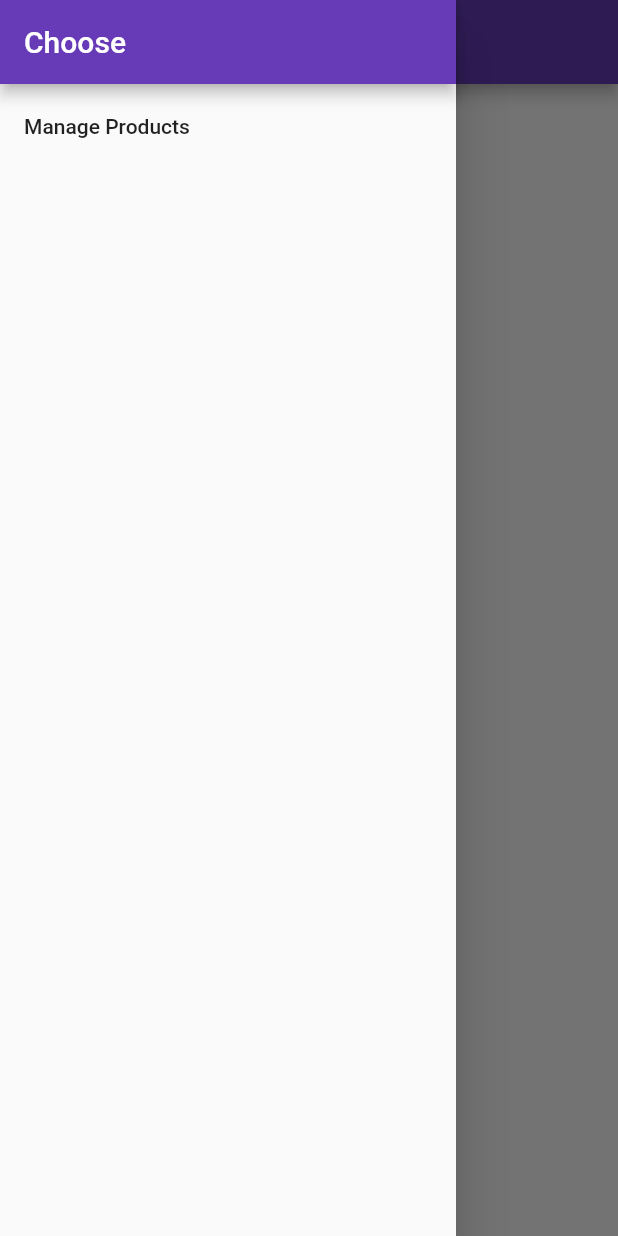
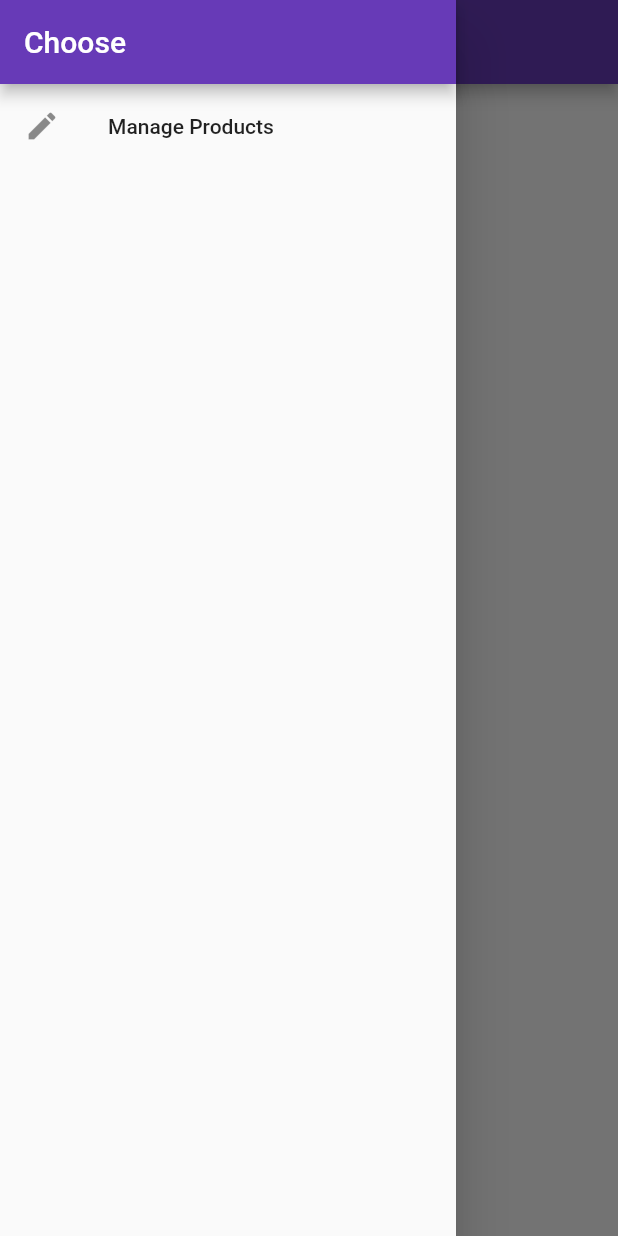
Before and after one commit to Sivar-Developer/Flutter-Course, a Flutter app: the ProductsPage screen opened by its route, with the side drawer open, on a phone screen of 412 x 824 dp. Run offline on Flutter 3.47's test engine with Material 2 defaults, Android fonts, the phone set to English and light mode, and no system bars.

Commit message:
Using Icon in our sidemenu

```diff
--- a/lib/pages/products.dart
+++ b/lib/pages/products.dart
@@ -18,6 +18,7 @@ class ProductsPage extends StatelessWidget {
               title: Text('Choose'),
             ),
             ListTile(
+              leading: Icon(Icons.edit),
               title: Text('Manage Products'),
               onTap: () {
                 Navigator.pushReplacementNamed(context, '/admin');
--- a/lib/pages/products_admin.dart
+++ b/lib/pages/products_admin.dart
@@ -22,9 +22,10 @@ class ProductsAdminPage extends StatelessWidget {
               title: Text('Choose'),
             ),
             ListTile(
+              leading: Icon(Icons.shop),
               title: Text('All Products'),
               onTap: () {
-                Navigator.pushReplacementNamed(context, '/');
+                Navigator.pushReplacementNamed(context, '/products');
               }
             )
           ],
```
